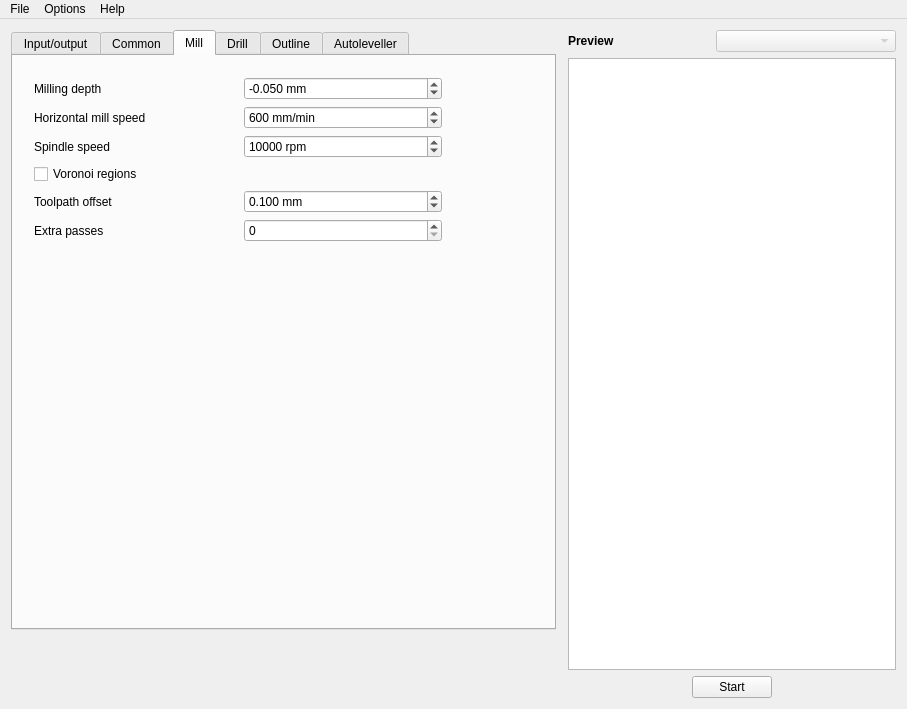
Before: the Qt Designer form mainwindow.ui in ownedcore/pcb2gcodeGUI, drawn with Qt 5.
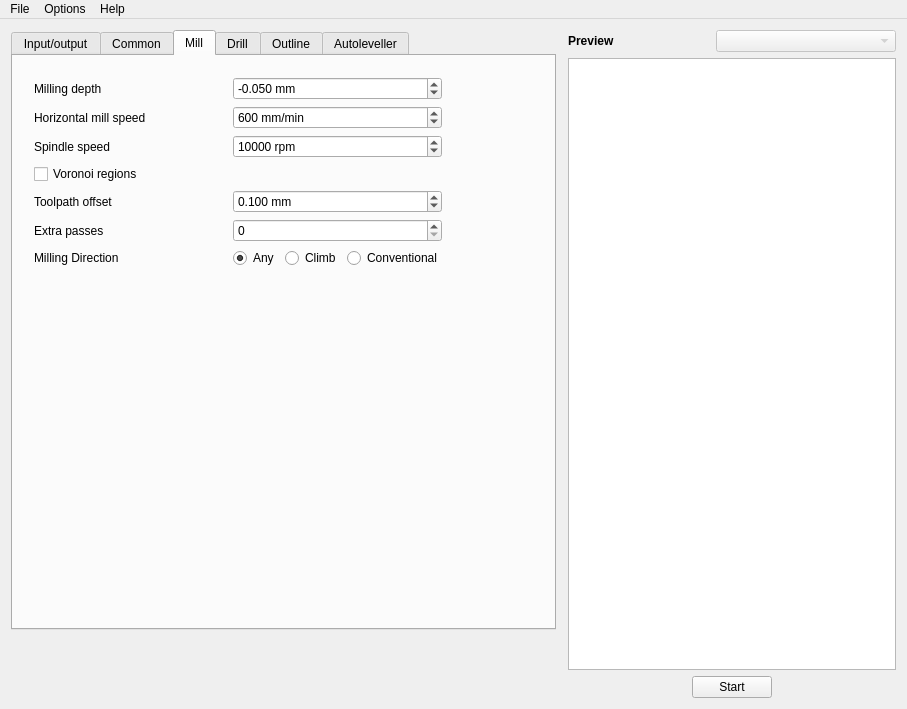
After: the same form once the commit is applied. The open tabs and pages were chosen to show the change.

Commit message: Adds option "mill-feed-direction" in ui. not added to MILLARGS.

The edit to the form file:
```diff
--- a/mainwindow.ui
+++ b/mainwindow.ui
@@ -997,7 +997,75 @@
              </property>
             </widget>
            </item>
-           <item row="6" column="0" colspan="2">
+           <item row="6" column="0">
+            <widget class="QLabel" name="milldirLabel">
+             <property name="toolTip">
+              <string>&lt;html&gt;&lt;head/&gt;&lt;body&gt;&lt;p&gt;&lt;span style=&quot; font-style:italic;&quot;&gt;--mill-feed-direction&lt;/span&gt;&lt;/p&gt;&lt;p&gt;In which direction should all milling occur. Any (default), climb, conventional.&lt;/p&gt;&lt;/body&gt;&lt;/html&gt;</string>
+             </property>
+             <property name="text">
+              <string>Milling Direction</string>
+             </property>
+             <property name="buddy">
+              <cstring>milldiranyRadioButton</cstring>
+             </property>
+            </widget>
+           </item>
+           <item row="6" column="1">
+            <layout class="QHBoxLayout" name="milldirHorizontalLayout">
+             <property name="sizeConstraint">
+              <enum>QLayout::SetMinimumSize</enum>
+             </property>
+             <item>
+              <widget class="QRadioButton" name="milldiranyRadioButton">
+               <property name="toolTip">
+                <string>&lt;html&gt;&lt;head/&gt;&lt;body&gt;&lt;p&gt;&lt;span style=&quot; font-style:italic;&quot;&gt;--mill-feed-direction=any&lt;/span&gt;&lt;/p&gt;&lt;p&gt;Use default of any&lt;/p&gt;&lt;/body&gt;&lt;/html&gt;</string>
+               </property>
+               <property name="text">
+                <string>Any</string>
+               </property>               
+               <property name="checked">
+                <bool>true</bool>
+               </property>
+               <property name="autoExclusive">
+                <bool>false</bool>
+               </property>
+              </widget>
+             </item>
+             <item>
+              <widget class="QRadioButton" name="milldirclimbRadioButton">
+               <property name="toolTip">
+                <string>&lt;html&gt;&lt;head/&gt;&lt;body&gt;&lt;p&gt;&lt;span style=&quot; font-style:italic;&quot;&gt;--mill-feed-direction=climb&lt;/span&gt;&lt;/p&gt;&lt;p&gt;Rotation of spindle and feed direction are the same.&lt;/p&gt;&lt;/body&gt;&lt;/html&gt;</string>
+               </property>
+               <property name="text">
+                <string>Climb</string>
+               </property>
+               <property name="checked">
+                <bool>false</bool>
+               </property>
+               <property name="autoExclusive">
+                <bool>false</bool>
+               </property>
+              </widget>
+              </item>
+             <item>
+              <widget class="QRadioButton" name="milldirconventionalRadioButton">
+               <property name="toolTip">
+                <string>&lt;html&gt;&lt;head/&gt;&lt;body&gt;&lt;p&gt;&lt;span style=&quot; font-style:italic;&quot;&gt;--mill-feed-direction=conventional&lt;/span&gt;&lt;/p&gt;&lt;p&gt;Rotation of spindle is opposite to feed direction.&lt;/p&gt;&lt;/body&gt;&lt;/html&gt;</string>
+               </property>
+               <property name="text">
+                <string>Conventional</string>
+               </property>
+               <property name="checked">
+                <bool>false</bool>
+               </property>
+               <property name="autoExclusive">
+                <bool>false</bool>
+               </property>
+              </widget>
+             </item>
+            </layout>
+           </item>
+           <item row="7" column="0" colspan="2">
             <spacer name="verticalSpacer_3">
              <property name="orientation">
               <enum>Qt::Vertical</enum>
```
Left out of the diff: 15 changed lines with no effect on the pictures. The commit also changes 2 other files.
